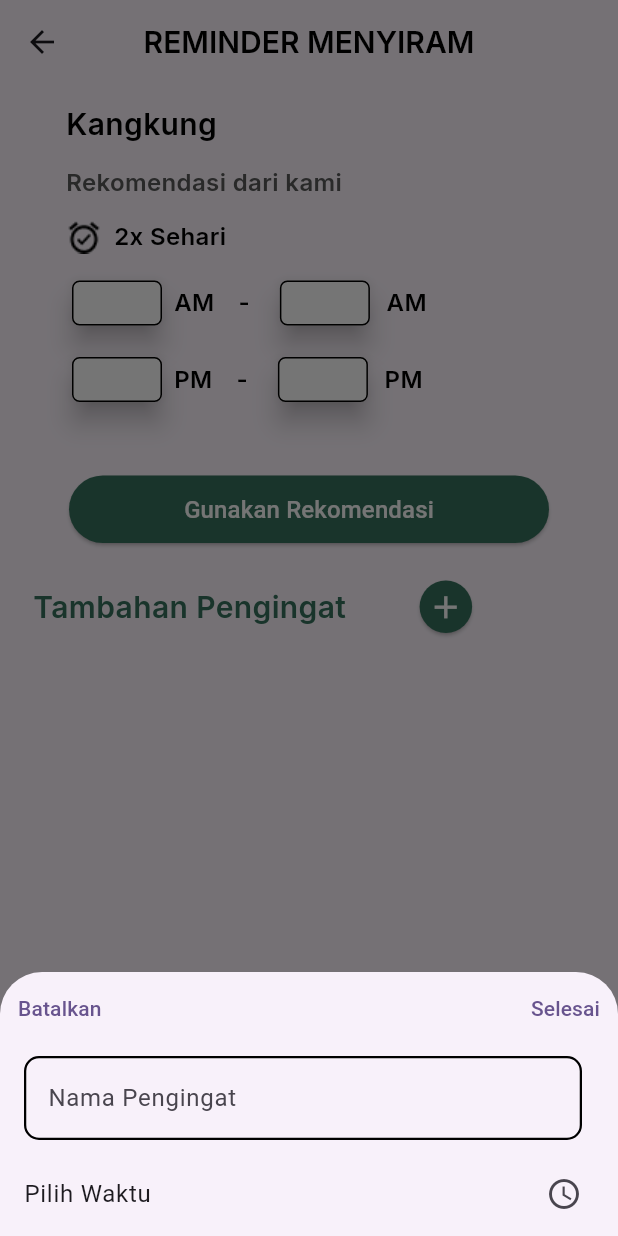
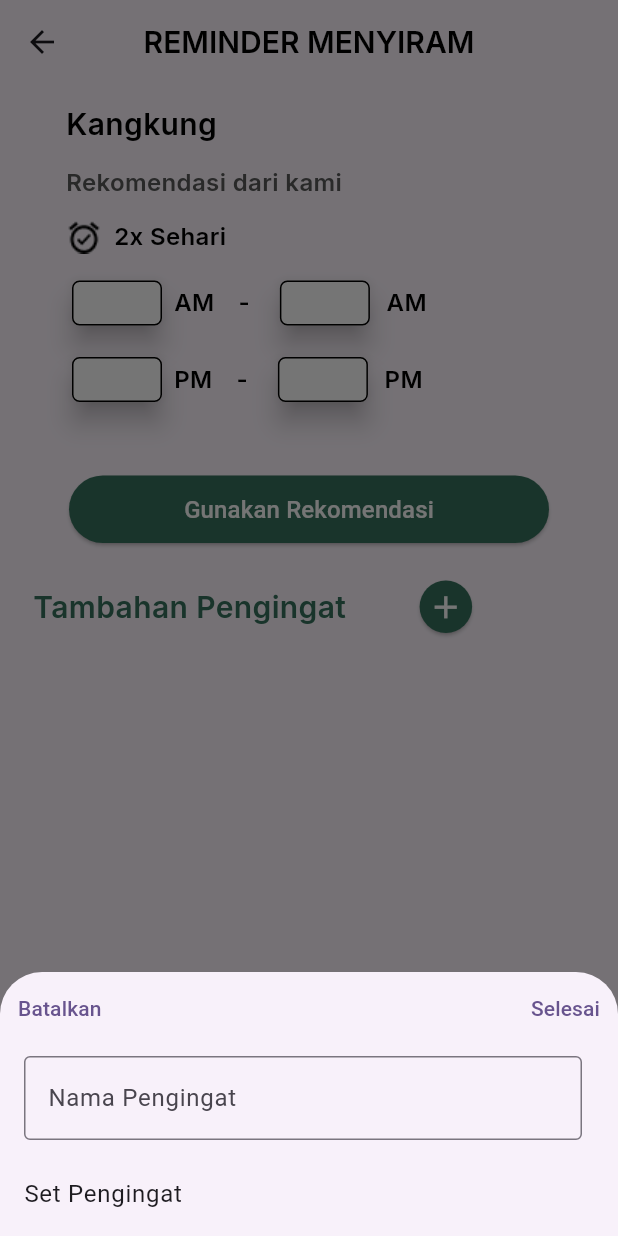
Before and after one commit to Agriculture-Capstone-Alterra/Flutter-Agriplant-Capstone-Alterra, a Flutter app: the TimeMenyiram screen opened directly, after a tap on the "add" icon, on a phone screen of 412 x 824 dp. Run offline on Flutter 3.47's test engine with Material 3 defaults, Android fonts, the phone set to English and light mode, and no system bars; our stand-ins replace dio, firebase_core, firebase_messaging, glassmorphism, google_fonts, numberpicker; accounts and stored records are empty.

Commit message:
Update Bottom Sheet

```diff
--- a/lib/main.dart
+++ b/lib/main.dart
@@ -1,6 +1,7 @@
 import 'package:capstone_project/providers/auth_provider.dart';
 import 'package:capstone_project/providers/search_page_provider.dart';
-import 'package:capstone_project/screens/autentikasi_screens/login_screen.dart';
+// import 'package:capstone_project/screens/autentikasi_screens/login_screen.dart';
+import 'package:capstone_project/screens/navigation_bar.dart';
 import 'package:firebase_core/firebase_core.dart';
 import 'package:flutter/material.dart';
 import 'package:provider/provider.dart';
@@ -33,7 +34,7 @@ class MyApp extends StatelessWidget {
           colorScheme: ColorScheme.fromSeed(seedColor: Colors.deepPurple),
           useMaterial3: true,
         ),
-        home:const LoginScreen(),
+        home:const NavBar(),
       ),
     );
   }
--- a/lib/widgets/pengingat_merawat_tanaman/button/menyiram/button_add_reminder_menyiram_widget.dart
+++ b/lib/widgets/pengingat_merawat_tanaman/button/menyiram/button_add_reminder_menyiram_widget.dart
@@ -51,8 +51,7 @@ class ButtonAddReminderMenyiram extends StatelessWidget {
             children: <Widget>[
               TextButton(
                 onPressed: () {
-                  Navigator.pop(context);
-                },
+                  Navigator.pop(context);                },
                 child: const Text("Batalkan"),
               ),
               TextButton(
@@ -66,12 +65,12 @@ class ButtonAddReminderMenyiram extends StatelessWidget {
             title: TextFieldReminderWidget(),
           ),
           ListTile(
-            title: const Text("Pilih Waktu"),
-            trailing: const Icon(Icons.access_time),
+            title: const Text("Set Pengingat"),
             onTap: () async {
               TimeOfDay? pickedTime = await showTimePicker(
                 context: context,
                 initialTime: selectedTime,
+                initialEntryMode: TimePickerEntryMode.input,
               );
 
               if (pickedTime != null && pickedTime != selectedTime) {
@@ -85,70 +84,3 @@ class ButtonAddReminderMenyiram extends StatelessWidget {
   );
 }
 }
-
-
-//   void _showAddReminderMenyiram(BuildContext context) {
-//     showModalBottomSheet(
-//       context: context,
-//       builder: (BuildContext context) {
-//         return Column(
-//           mainAxisSize: MainAxisSize.min,
-//            children: <Widget>[
-//             Row(
-//             mainAxisAlignment: MainAxisAlignment.spaceBetween,
-//               children: [
-//                 TextButton(
-//                   onPressed: () {
-//                     Navigator.of(context).pop();
-//                   },
-//                   child: const Text('Batalkan'),
-//                 ),
-//                 // const SizedBox(width: 80.0),
-//                 TextButton(
-//                   onPressed: () {
-//                     Navigator.of(context).pop();
-//                   },
-//                 child: const Text('Selesai'),
-//                 ),
-//               ],
-//             ),
-
-//           const ListTile(
-//             title: TextFieldReminderWidget(),
-//           ),
-//           // const ListTile(
-//           //   title: NumberPage(),
-//           // ),
-//             ListTile(
-//               subtitle: InkWell(
-//                 onTap: () {
-//                   _selectTime(context);
-//                 },
-//                 child: const Row(
-//                   children: <Widget>[
-//                     SizedBox(width: 8.0),
-//                     Text('Select Time'),
-//                   ],
-//                 ),
-//               ),
-//             ),
-//             //Add more options as needed
-//           ],
-//         );
-//       },
-//     );
-//   }
-
-
-//   Future<void> _selectTime(BuildContext context) async {
-//     TimeOfDay? pickedTime = await showTimePicker(
-//       context: context,
-//       initialTime: TimeOfDay.now(),
-//     );
-
-//     if (pickedTime != null) {
-//       // Do something with the picked time
-//       print('Selected Time: ${pickedTime.format(context)}');
-//     }
-//   }
-// }
--- a/lib/widgets/pengingat_merawat_tanaman/text_field/text_field_reminder_widget.dart
+++ b/lib/widgets/pengingat_merawat_tanaman/text_field/text_field_reminder_widget.dart
@@ -7,32 +7,31 @@ class TextFieldReminderWidget extends StatelessWidget {
 
   @override
   Widget build(BuildContext context) {
-    return TextField(
+    return const TextField(
       decoration: InputDecoration(
-        hintText: 'Nama Pengingat',
+        hintText: 'Input Nama Pengingat',
+        labelText: 'Nama Pengingat',
+        border: OutlineInputBorder(
+          // borderRadius: BorderRadius.circular(10.0),
+          // borderSide: const BorderSide(
+          //   color: Colors.black,
+          //   width: 1.5,
+          // ),
+        ),
+        // focusedBorder: OutlineInputBorder(
+        //   borderRadius: BorderRadius.circular(10.0),
+        //   borderSide: const BorderSide(
+        //     color: Colors.black,
+        //     width: 1.5,
+        //   ),
+        // ),
+        // enabledBorder: OutlineInputBorder(
+        //   borderRadius: BorderRadius.circular(10.0),
+        //   borderSide: const BorderSide(
+        //     color: Colors.black,
+        //     width: 1.5,
+        //   ),
+    ));
 
-        border: OutlineInputBorder(
-          borderRadius: BorderRadius.circular(10.0),
-          borderSide: const BorderSide(
-            color: Colors.black,
-            width: 1.5,
-          ),
-        ),
-        focusedBorder: OutlineInputBorder(
-          borderRadius: BorderRadius.circular(10.0),
-          borderSide: const BorderSide(
-            color: Colors.black,
-            width: 1.5,
-          ),
-        ),
-        enabledBorder: OutlineInputBorder(
-          borderRadius: BorderRadius.circular(10.0),
-          borderSide: const BorderSide(
-            color: Colors.black,
-            width: 1.5,
-          ),
-        ),
-      ),
-    );
   }
 }
```
